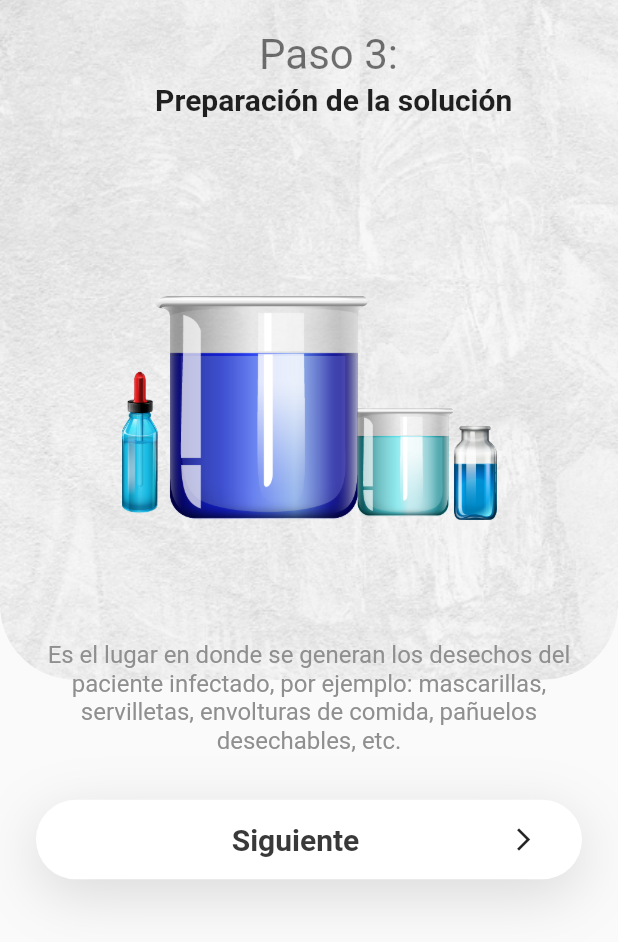
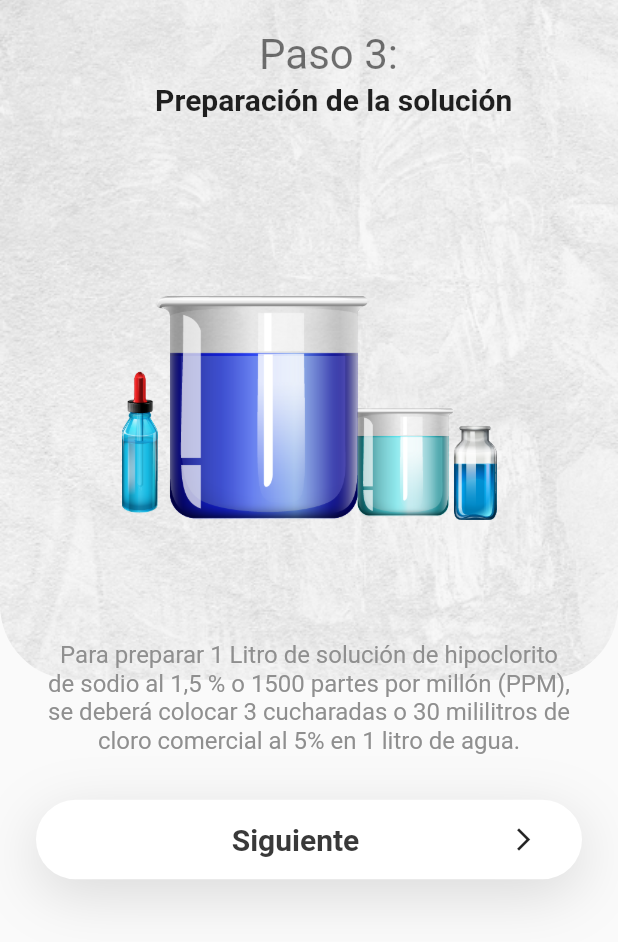
Before and after one commit to juancarlosmalca/gestiondesechos, a Flutter app: the Solucion3 screen opened directly, on a phone screen of 412 x 824 dp. Shown: the top 942 px of the screen. Run offline on Flutter 3.47's test engine with Material 2 defaults, Android fonts, the phone set to English and light mode, and no system bars; our stand-ins replace video_player.

Commit message:
Parte 3 texto

```diff
--- a/lib/paginas_solucion/solucion3.dart
+++ b/lib/paginas_solucion/solucion3.dart
@@ -77,7 +77,7 @@ class _Solucion3 extends State<Solucion3> {
                         alignment: Alignment.center,
 
                         child: Text(
-                          "Es el lugar en donde se generan los desechos del paciente infectado, por ejemplo: mascarillas, servilletas, envolturas de comida, pañuelos desechables, etc.",
+                          "Para preparar 1 Litro de solución de hipoclorito de sodio al 1,5 % o 1500 partes por millón (PPM), se deberá colocar 3 cucharadas o 30 mililitros de cloro comercial al 5% en 1 litro de agua.",
                           //maxLines: 5,
                           textAlign: TextAlign.center,
                           style: TextStyle(
```
Also changed, not shown: pubspec.lock.
